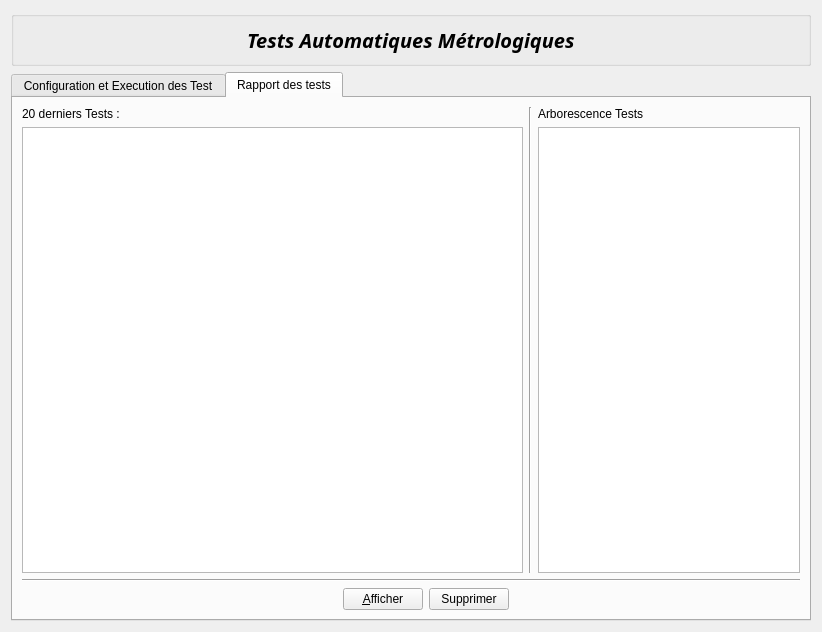
This is homewidget.ui in InformatiqueAtmoNA/tam as Qt 5 draws it before an edit. The edited form follows.
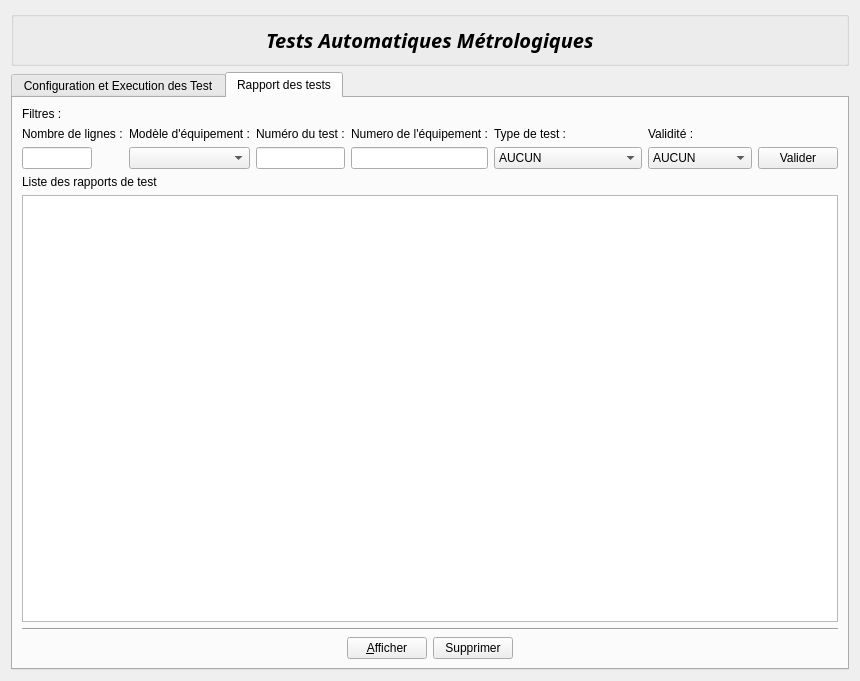
This is the edited form. The open tabs and pages were chosen to show the change.

Commit message: supression de l'arbre des rapports et mise en place de filtres sur le tableau des rapports de test

Patch:
```diff
--- a/homewidget.ui
+++ b/homewidget.ui
@@ -6,8 +6,8 @@
    <rect>
     <x>0</x>
     <y>0</y>
-    <width>822</width>
-    <height>632</height>
+    <width>828</width>
+    <height>681</height>
    </rect>
   </property>
   <property name="sizePolicy">
@@ -259,88 +259,6 @@
            </item>
           </layout>
          </item>
-         <item row="3" column="0">
-          <widget class="Line" name="line">
-           <property name="orientation">
-            <enum>Qt::Horizontal</enum>
-           </property>
-          </widget>
-         </item>
-         <item row="5" column="0">
-          <layout class="QHBoxLayout" name="horizontalLayout_5">
-           <item>
-            <widget class="QLabel" name="label_3">
-             <property name="font">
-              <font>
-               <pointsize>12</pointsize>
-               <italic>false</italic>
-               <bold>true</bold>
-              </font>
-             </property>
-             <property name="text">
-              <string>Rapports de tests :</string>
-             </property>
-            </widget>
-           </item>
-           <item>
-            <spacer name="horizontalSpacer_5">
-             <property name="orientation">
-              <enum>Qt::Horizontal</enum>
-             </property>
-             <property name="sizeHint" stdset="0">
-              <size>
-               <width>40</width>
-               <height>20</height>
-              </size>
-             </property>
-            </spacer>
-           </item>
-          </layout>
-         </item>
-         <item row="6" column="0">
-          <layout class="QVBoxLayout" name="verticalLayout_2"/>
-         </item>
-         <item row="7" column="0">
-          <layout class="QHBoxLayout" name="horizontalLayout_2">
-           <item>
-            <widget class="QListView" name="listView_Rapports">
-             <property name="editTriggers">
-              <set>QAbstractItemView::NoEditTriggers</set>
-             </property>
-             <property name="alternatingRowColors">
-              <bool>true</bool>
-             </property>
-             <property name="selectionBehavior">
-              <enum>QAbstractItemView::SelectRows</enum>
-             </property>
-            </widget>
-           </item>
-          </layout>
-         </item>
-         <item row="4" column="0">
-          <layout class="QHBoxLayout" name="horizontalLayout_6">
-           <item>
-            <spacer name="horizontalSpacer_2">
-             <property name="orientation">
-              <enum>Qt::Horizontal</enum>
-             </property>
-             <property name="sizeHint" stdset="0">
-              <size>
-               <width>40</width>
-               <height>20</height>
-              </size>
-             </property>
-            </spacer>
-           </item>
-           <item>
-            <widget class="QPushButton" name="button_ProgrammerSerieTests">
-             <property name="text">
-              <string>&amp;Programmer une série de tests</string>
-             </property>
-            </widget>
-           </item>
-          </layout>
-         </item>
         </layout>
        </item>
       </layout>
@@ -350,76 +268,8 @@
        <string>Rapport des tests</string>
       </attribute>
       <layout class="QGridLayout" name="gridLayout_5">
-       <item row="0" column="0">
+       <item row="3" column="0">
         <layout class="QVBoxLayout" name="verticalLayout_5">
-         <item>
-          <layout class="QHBoxLayout" name="horizontalLayout_7">
-           <item>
-            <layout class="QVBoxLayout" name="verticalLayout_3">
-             <item>
-              <widget class="QLabel" name="label_4">
-               <property name="text">
-                <string>20 derniers Tests :</string>
-               </property>
-              </widget>
-             </item>
-             <item>
-              <widget class="QTableView" name="tableView_TestRapport">
-               <property name="minimumSize">
-                <size>
-                 <width>501</width>
-                 <height>421</height>
-                </size>
-               </property>
-               <property name="editTriggers">
-                <set>QAbstractItemView::NoEditTriggers</set>
-               </property>
-               <property name="alternatingRowColors">
-                <bool>true</bool>
-               </property>
-               <property name="selectionMode">
-                <enum>QAbstractItemView::SingleSelection</enum>
-               </property>
-               <property name="selectionBehavior">
-                <enum>QAbstractItemView::SelectRows</enum>
-               </property>
-              </widget>
-             </item>
-            </layout>
-           </item>
-           <item>
-            <widget class="Line" name="line_3">
-             <property name="orientation">
-              <enum>Qt::Vertical</enum>
-             </property>
-            </widget>
-           </item>
-           <item>
-            <layout class="QVBoxLayout" name="verticalLayout_4">
-             <item>
-              <widget class="QLabel" name="label_5">
-               <property name="text">
-                <string>Arborescence Tests</string>
-               </property>
-              </widget>
-             </item>
-             <item>
-              <widget class="QTreeView" name="treeView">
-               <property name="minimumSize">
-                <size>
-                 <width>256</width>
-                 <height>421</height>
-                </size>
-               </property>
-               <property name="sortingEnabled">
-                <bool>false</bool>
-               </property>
-              </widget>
-             </item>
-            </layout>
-           </item>
-          </layout>
-         </item>
          <item>
           <widget class="Line" name="line_4">
            <property name="maximumSize">
@@ -442,7 +292,7 @@
              </property>
              <property name="sizeHint" stdset="0">
               <size>
-               <width>408</width>
+               <width>40</width>
                <height>20</height>
               </size>
              </property>
@@ -481,7 +331,7 @@
              </property>
              <property name="sizeHint" stdset="0">
               <size>
-               <width>378</width>
+               <width>40</width>
                <height>20</height>
               </size>
              </property>
@@ -491,6 +341,179 @@
          </item>
         </layout>
        </item>
+       <item row="2" column="0">
+        <layout class="QVBoxLayout" name="verticalLayout_3">
+         <item>
+          <layout class="QGridLayout" name="gridLayout_6">
+           <item row="2" column="1">
+            <widget class="QComboBox" name="cb_modele_equipement"/>
+           </item>
+           <item row="1" column="3">
+            <widget class="QLabel" name="label_6">
+             <property name="text">
+              <string>Numero de l'équipement :</string>
+             </property>
+            </widget>
+           </item>
+           <item row="1" column="0">
+            <widget class="QLabel" name="label_5">
+             <property name="text">
+              <string>Nombre de lignes :</string>
+             </property>
+            </widget>
+           </item>
+           <item row="2" column="6">
+            <widget class="QPushButton" name="button_Valider">
+             <property name="text">
+              <string>Valider</string>
+             </property>
+            </widget>
+           </item>
+           <item row="2" column="4">
+            <widget class="QComboBox" name="cb_type_test">
+             <item>
+              <property name="text">
+               <string>AUCUN</string>
+              </property>
+             </item>
+             <item>
+              <property name="text">
+               <string>PERSO</string>
+              </property>
+             </item>
+             <item>
+              <property name="text">
+               <string>TEMPS_REPONSE</string>
+              </property>
+             </item>
+             <item>
+              <property name="text">
+               <string>LINEARITE</string>
+              </property>
+             </item>
+             <item>
+              <property name="text">
+               <string>REPETABILITE</string>
+              </property>
+             </item>
+             <item>
+              <property name="text">
+               <string>RENDEMENT_FOUR</string>
+              </property>
+             </item>
+            </widget>
+           </item>
+           <item row="1" column="4">
+            <widget class="QLabel" name="label_7">
+             <property name="text">
+              <string>Type de test :</string>
+             </property>
+            </widget>
+           </item>
+           <item row="1" column="5">
+            <widget class="QLabel" name="label_9">
+             <property name="text">
+              <string>Validité :</string>
+             </property>
+            </widget>
+           </item>
+           <item row="1" column="2">
+            <widget class="QLabel" name="label_8">
+             <property name="text">
+              <string>Numéro du test :</string>
+             </property>
+            </widget>
+           </item>
+           <item row="2" column="0">
+            <widget class="QLineEdit" name="nb_Ligne_Affichees">
+             <property name="maximumSize">
+              <size>
+               <width>70</width>
+               <height>22</height>
+              </size>
+             </property>
+             <property name="text">
+              <string/>
+             </property>
+            </widget>
+           </item>
+           <item row="2" column="5">
+            <widget class="QComboBox" name="cb_validite">
+             <item>
+              <property name="text">
+               <string>AUCUN</string>
+              </property>
+             </item>
+             <item>
+              <property name="text">
+               <string>EN ATTENTE</string>
+              </property>
+             </item>
+             <item>
+              <property name="text">
+               <string>VALIDE</string>
+              </property>
+             </item>
+             <item>
+              <property name="text">
+               <string>INVALIDE</string>
+              </property>
+             </item>
+            </widget>
+           </item>
+           <item row="2" column="3">
+            <widget class="QLineEdit" name="filtre_num_equipement"/>
+           </item>
+           <item row="2" column="2">
+            <widget class="QLineEdit" name="filtre_num_test"/>
+           </item>
+           <item row="1" column="1">
+            <widget class="QLabel" name="label_3">
+             <property name="text">
+              <string>Modèle d'équipement :</string>
+             </property>
+            </widget>
+           </item>
+           <item row="0" column="0">
+            <widget class="QLabel" name="label_10">
+             <property name="text">
+              <string>Filtres :</string>
+             </property>
+            </widget>
+           </item>
+          </layout>
+         </item>
+         <item>
+          <widget class="QLabel" name="label_4">
+           <property name="text">
+            <string>Liste des rapports de test</string>
+           </property>
+          </widget>
+         </item>
+         <item>
+          <widget class="QTableView" name="tableView_TestRapport">
+           <property name="minimumSize">
+            <size>
+             <width>501</width>
+             <height>421</height>
+            </size>
+           </property>
+           <property name="editTriggers">
+            <set>QAbstractItemView::NoEditTriggers</set>
+           </property>
+           <property name="alternatingRowColors">
+            <bool>true</bool>
+           </property>
+           <property name="selectionMode">
+            <enum>QAbstractItemView::SingleSelection</enum>
+           </property>
+           <property name="selectionBehavior">
+            <enum>QAbstractItemView::SelectRows</enum>
+           </property>
+          </widget>
+         </item>
+        </layout>
+       </item>
       </layout>
      </widget>
     </widget>
```
Left out of the diff: 162 changed lines with no effect on the pictures. The commit also changes 10 other files.
